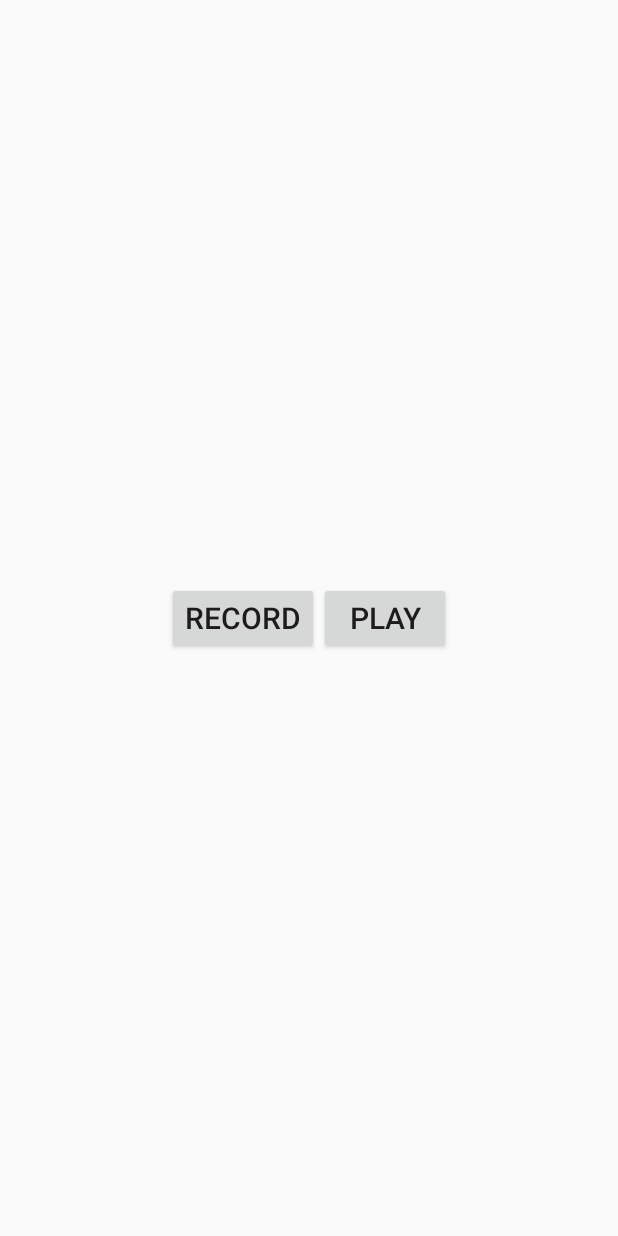
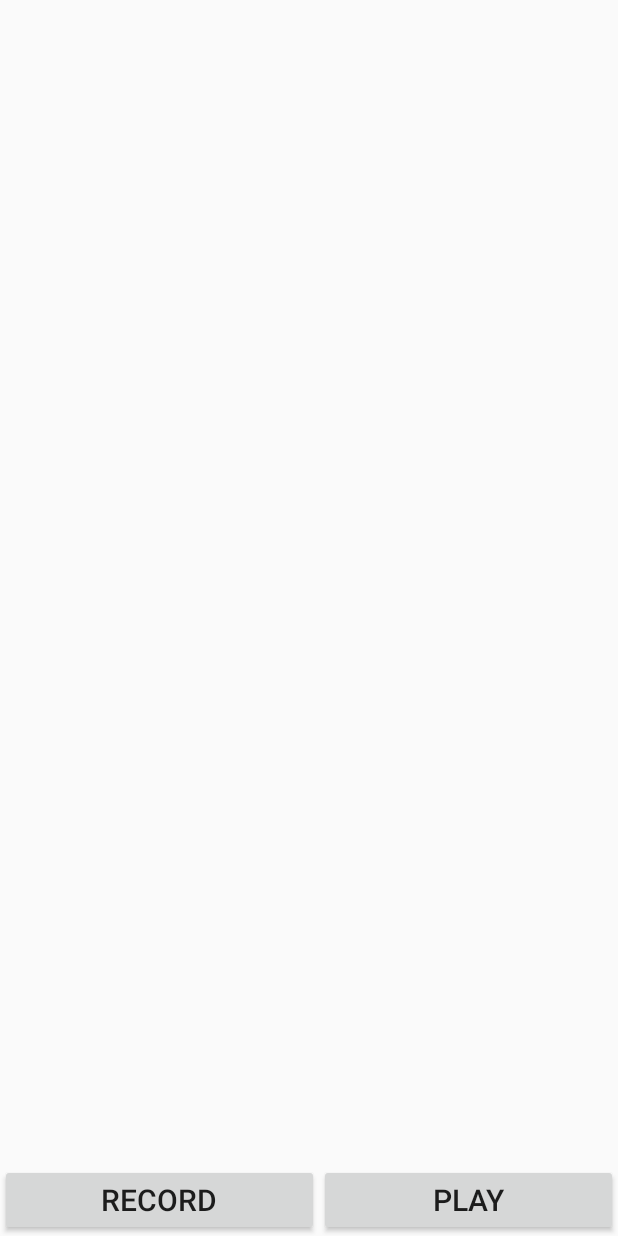
Before and after one commit to DeniGahlinger/ComposerBlockNote2, an Android app: the layout activity_studio.xml on its own in the app's theme, with its tools: preview values and no code run, on a phone screen of 412 x 824 dp. Run offline under Robolectric (Android 15) with nearby library versions, the phone set to English and light mode, and no system bars.

Commit message:
layout corrections

```diff
--- a/app/src/main/res/layout/activity_main.xml
+++ b/app/src/main/res/layout/activity_main.xml
@@ -7,8 +7,8 @@
     tools:context="com.example.admin.composerblocknote.MainActivity">
 
     <LinearLayout
-        android:layout_width="match_parent"
-        android:layout_height="match_parent"
+        android:layout_width="0dp"
+        android:layout_height="0dp"
         android:orientation="vertical"
         app:layout_constraintBottom_toBottomOf="parent"
         app:layout_constraintLeft_toLeftOf="parent"
--- a/app/src/main/res/layout/activity_studio.xml
+++ b/app/src/main/res/layout/activity_studio.xml
@@ -6,20 +6,30 @@
     android:layout_height="match_parent"
     tools:context="com.example.admin.composerblocknote.StudioActivity">
 
+    <LinearLayout
+        android:layout_width="match_parent"
+        android:layout_height="match_parent"
+        android:orientation="vertical"
+        app:layout_constraintBottom_toBottomOf="parent"
+        app:layout_constraintLeft_toLeftOf="parent"
+        app:layout_constraintRight_toRightOf="parent"
+        app:layout_constraintTop_toTopOf="parent">
+
         <com.example.admin.composerblocknote.StudioManagerView
             android:id="@+id/myStudioManager"
             android:layout_width="match_parent"
             android:layout_height="match_parent"
+            android:layout_weight="1"
             tools:layout_editor_absoluteX="8dp"
             tools:layout_editor_absoluteY="8dp"></com.example.admin.composerblocknote.StudioManagerView>
 
         <LinearLayout
-        android:layout_width="wrap_content"
+            android:layout_width="match_parent"
             android:layout_height="wrap_content"
             android:orientation="horizontal"
+            app:layout_constraintBottom_toBottomOf="parent"
+            app:layout_constraintLeft_toLeftOf="parent"
             app:layout_constraintRight_toRightOf="parent"
-        app:layout_constraintLeft_toLeftOf="parent"
-        app:layout_constraintBottom_toBottomOf="parent"
             app:layout_constraintTop_toTopOf="parent">
 
             <Button
@@ -43,4 +53,6 @@
                 tools:layout_editor_absoluteY="0dp" />
 
         </LinearLayout>
+    </LinearLayout>
+
 </android.support.constraint.ConstraintLayout>
```
Also changed, not shown: app/src/main/res/layout/activity_init_note.xml (+6 -4 lines). Lines whose indentation alone changed are shown as unchanged.
